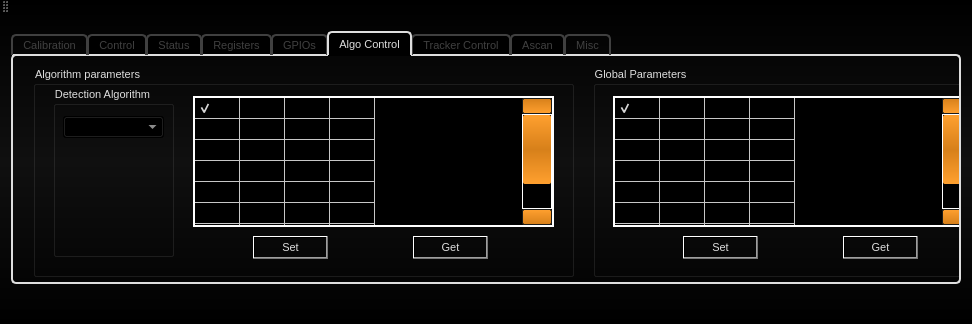
This is src/AWLQtDemo/awlqtdemo.ui in samanwaya-jena/EVAL-ADAL6110-16-GUI as Qt 5 draws it before an edit. The edited form follows.
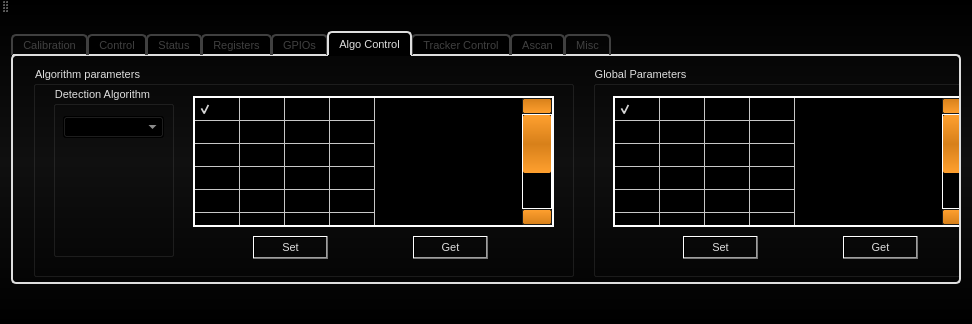
This is the edited form. The open tabs and pages were chosen to show the change. Icons and pictures are not drawn.

```diff
--- a/src/AWLQtDemo/awlqtdemo.ui
+++ b/src/AWLQtDemo/awlqtdemo.ui
@@ -4209,7 +4209,7 @@
             <bool>false</bool>
            </attribute>
            <attribute name="verticalHeaderDefaultSectionSize">
-            <number>21</number>
+            <number>23</number>
            </attribute>
            <attribute name="verticalHeaderHighlightSections">
             <bool>true</bool>
@@ -4391,7 +4391,7 @@
             <bool>false</bool>
            </attribute>
            <attribute name="verticalHeaderDefaultSectionSize">
-            <number>21</number>
+            <number>23</number>
            </attribute>
            <attribute name="verticalHeaderHighlightSections">
             <bool>true</bool>
```
Left out of the diff: 2 changed lines with no effect on the pictures.
